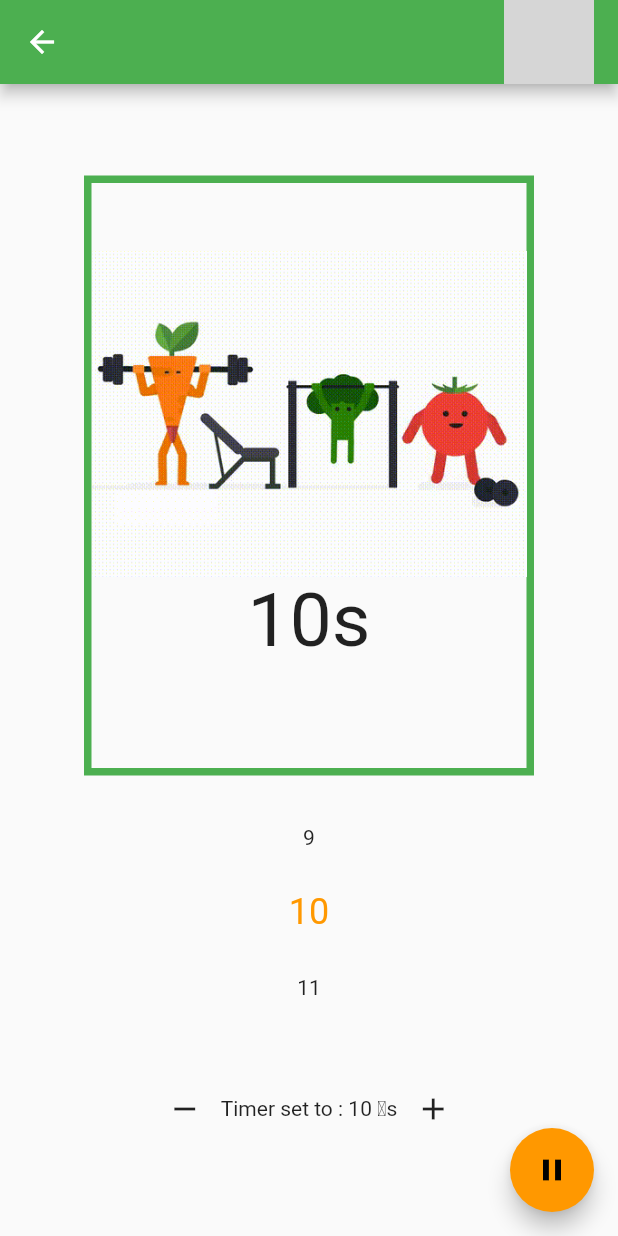
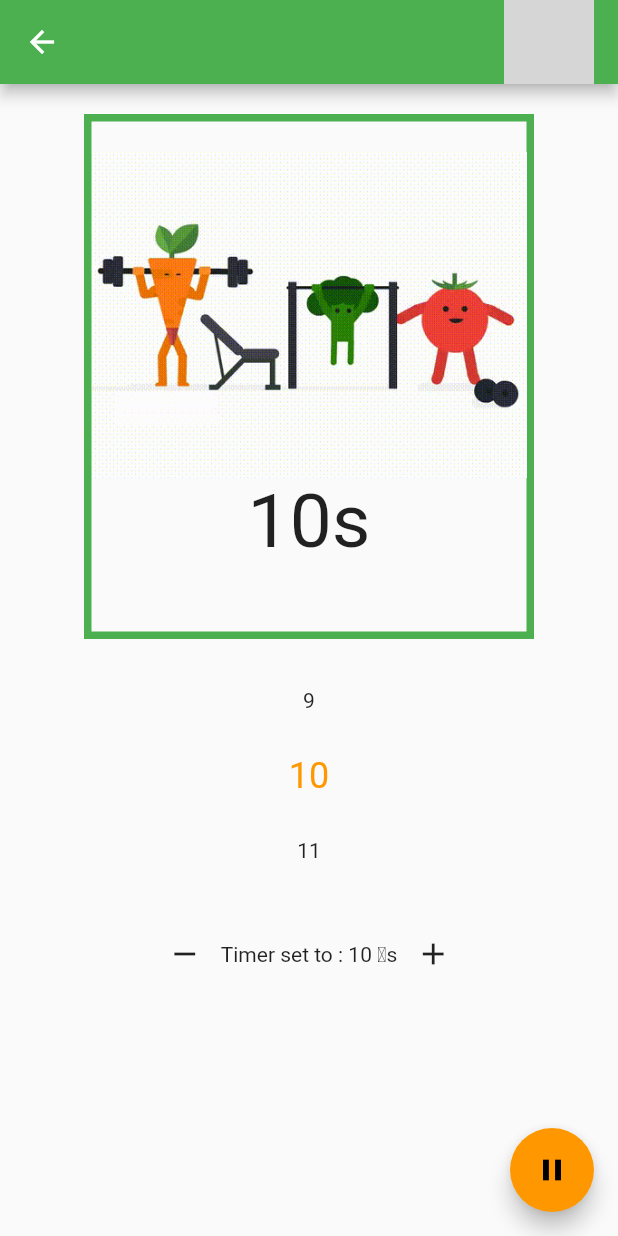
Before and after one commit to aakzsh/altruist, a Flutter app: the Timer screen opened directly, on a phone screen of 412 x 824 dp. Run offline on Flutter 3.47's test engine with Material 2 defaults, Android fonts, the phone set to English and light mode, and no system bars; drawn by our look-alikes of numberpicker, timer_count_down; our stand-ins replace carousel_slider, firebase_auth, firebase_core, toggle_switch, webview_flutter; missing offline and left inert: alert, flutter_question_answer_widget; accounts and stored records are empty; network calls fail; grey boxes are pictures that could not be loaded.

Commit message:
updating timer

```diff
--- a/lib/assess.dart
+++ b/lib/assess.dart
@@ -2,6 +2,8 @@ import 'package:flutter/cupertino.dart';
 import 'package:flutter/material.dart';
 import 'homescreen.dart';
 import 'side_drawer.dart';
+import 'package:alert/alert.dart';
+
 import 'package:altruist/screens/asses_result.dart';
 import 'package:flutter_question_answer_widget/flutter_question_answer_widget.dart';
 
@@ -197,8 +199,10 @@ class _AssessState extends State<Assess> {
                 color: Colors.green,
                 child: MaterialButton(
                   onPressed: () {
-                    //
                     print("$agree  $disagree");
+                    if (agree + disagree < 5) {
+                      Alert(message: "Please answer all questions").show();
+                    }
                     if (agree + disagree >= 5 && agree > disagree)
                       congrats = true;
                     else
@@ -219,9 +223,6 @@ class _AssessState extends State<Assess> {
                                 builder: (context) => AssessResult(congrats)));
                       });
                     }
-
-                    //else
-                    print("more");
                   },
                   child: Text(
                     'See Results',
--- a/lib/timer.dart
+++ b/lib/timer.dart
@@ -3,7 +3,6 @@ import 'package:flutter/material.dart';
 import 'package:timer_count_down/timer_controller.dart';
 import 'package:timer_count_down/timer_count_down.dart';
 import 'package:numberpicker/numberpicker.dart';
-
 
 class Timer extends StatefulWidget {
   final String title;
@@ -21,7 +20,6 @@ class _TimerState extends State<Timer> {
 
   @override
   Widget build(BuildContext context) {
-
     IconData buttonIcon = _isRestart
         ? Icons.refresh
         : (_isPause ? Icons.pause : Icons.play_arrow);
@@ -47,16 +45,15 @@ class _TimerState extends State<Timer> {
           ),
         ),
       ),
-      body: Center(
-        child: SingleChildScrollView(
-          child: Column(
-              children: [
-                Container(
-                  height: 400,
+      body: SingleChildScrollView(
+        child: Column(children: [
+          Padding(
+            padding: const EdgeInsets.only(top: 20),
+            child: Container(
+              height: 350,
               width: 300,
-                  decoration:
-                  BoxDecoration(border: Border.all(color: Colors.green, width: 5)),
-                  child: Center(
+              decoration: BoxDecoration(
+                  border: Border.all(color: Colors.green, width: 5)),
               child: Column(
                 mainAxisAlignment: MainAxisAlignment.center,
                 children: [
@@ -65,7 +62,7 @@ class _TimerState extends State<Timer> {
                     controller: _controller,
                     seconds: _currentTimerSeconds,
                     build: (_, double time) => Text(
-                            time.ceil().toString()+'s',
+                      time.ceil().toString() + 's',
                       style: TextStyle(
                         fontSize: 50,
                       ),
@@ -83,15 +80,14 @@ class _TimerState extends State<Timer> {
                   Center(
                     child: Text(
                       finished,
-                            style: TextStyle(fontSize: 20, fontWeight: FontWeight.w300),
+                      style:
+                          TextStyle(fontSize: 20, fontWeight: FontWeight.w300),
                     ),
                   )
                 ],
               ),
             ),
           ),
-                Column(
-                  children: <Widget>[
           SizedBox(height: 16),
           NumberPicker(
             value: _currentTimerSeconds,
@@ -101,15 +97,15 @@ class _TimerState extends State<Timer> {
             haptics: true,
             onChanged: (value) => setState(() {
               _currentTimerSeconds = value;
-                        buttonIcon= Icons.play_arrow;
+              buttonIcon = Icons.play_arrow;
               _controller.pause();
               finished = "Paused!!";
-                        _isPause=true;
-                        _isRestart=false;
-                        _controller.isCompleted=true;
-                      }) ,
+              _isPause = true;
+              _isRestart = false;
+              _controller.isCompleted = true;
+            }),
           ),
-                    SizedBox(height: 32),
+          SizedBox(height: 20),
           Row(
             mainAxisAlignment: MainAxisAlignment.center,
             children: [
@@ -129,13 +125,8 @@ class _TimerState extends State<Timer> {
                 }),
               ),
             ],
-                    ),],
           ),
-              ]
-          ),
-
-        ),
-
+        ]),
       ),
       floatingActionButton: FloatingActionButton(
         child: Icon(buttonIcon),
--- a/pubspec.yaml
+++ b/pubspec.yaml
@@ -32,6 +32,7 @@ dependencies:
   webview_flutter: ^0.3.20
   flutter_question_answer_widget: ^0.0.2
   timer_count_down: ^2.0.1
+  alert: ^2.0.0
   numberpicker: ^2.1.1
   # The following adds the Cupertino Icons font to your application.
   # Use with the CupertinoIcons class for iOS style icons.
```
Also changed, not shown: pubspec.lock. Lines whose indentation alone changed are shown as unchanged.
